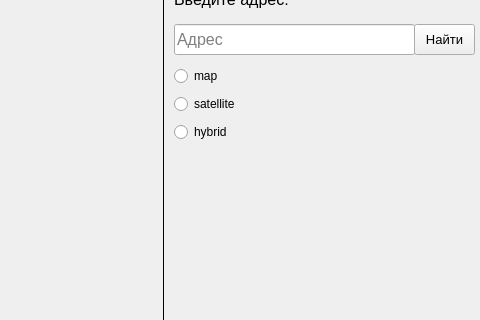
Old version of the form main.ui in the repository echpo4mak/Yandex.API; both pictures show x 496 to 976 and y 86 to 406 of the 976 by 600 pixel window.
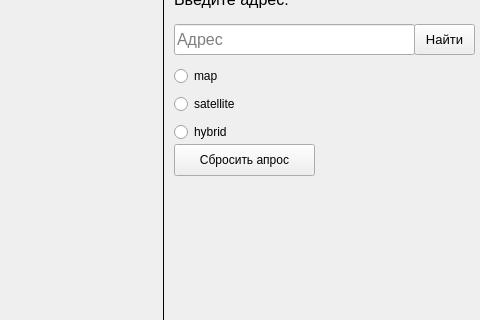
New version of the form.

Commit message: main pre change

Diff of the .ui file:
```diff
--- a/main.ui
+++ b/main.ui
@@ -165,6 +165,19 @@
      </item>
     </layout>
    </widget>
+   <widget class="QPushButton" name="discard_btn">
+    <property name="geometry">
+     <rect>
+      <x>670</x>
+      <y>230</y>
+      <width>141</width>
+      <height>32</height>
+     </rect>
+    </property>
+    <property name="text">
+     <string>Сбросить апрос</string>
+    </property>
+   </widget>
   </widget>
   <widget class="QMenuBar" name="menubar">
    <property name="geometry">
```
Left out of the diff: 2 changed lines with no effect on the pictures.
